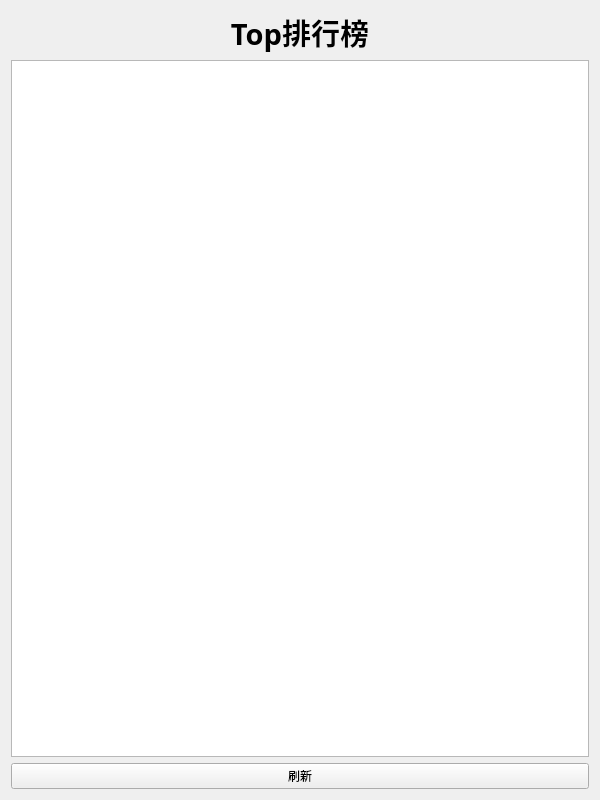
17636191639/SneakerClient, file subui/home.ui: the form before one commit.
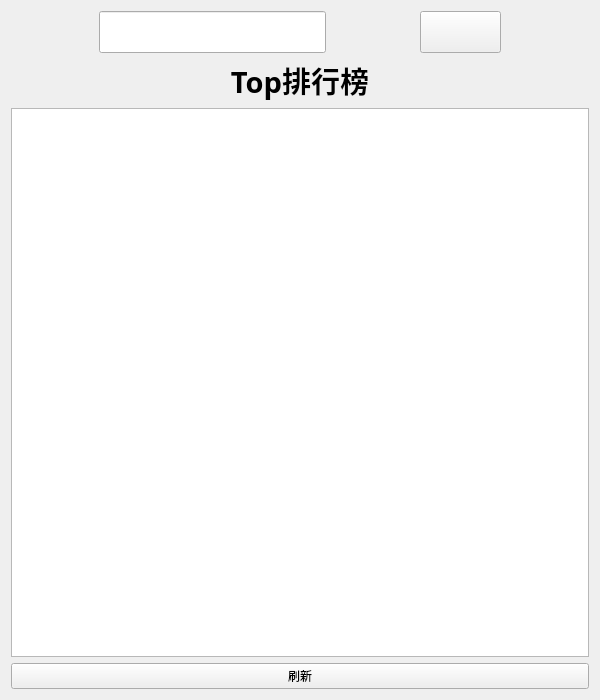
The form after the commit. Icons and pictures are not drawn.

Commit message: 解决网络的粘包问题 图片刷新完成

```diff
--- a/subui/home.ui
+++ b/subui/home.ui
@@ -7,7 +7,7 @@
     <x>0</x>
     <y>0</y>
     <width>600</width>
-    <height>800</height>
+    <height>700</height>
    </rect>
   </property>
   <property name="windowTitle">
@@ -16,7 +16,26 @@
   <layout class="QGridLayout" name="gridLayout_2">
    <item row="0" column="0">
     <layout class="QGridLayout" name="gridLayout">
-     <item row="0" column="0">
+     <item row="0" column="1" rowspan="2">
+      <widget class="QLineEdit" name="lineEdit">
+       <property name="sizePolicy">
+        <sizepolicy hsizetype="Preferred" vsizetype="Fixed">
+         <horstretch>0</horstretch>
+         <verstretch>0</verstretch>
+        </sizepolicy>
+       </property>
+       <property name="font">
+        <font>
+         <family>3ds</family>
+         <pointsize>18</pointsize>
+        </font>
+       </property>
+       <property name="styleSheet">
+        <string notr="true"/>
+       </property>
+      </widget>
+     </item>
+     <item row="2" column="0" colspan="5">
       <widget class="QLabel" name="label">
        <property name="font">
         <font>
@@ -34,14 +53,7 @@
        </property>
       </widget>
      </item>
-     <item row="2" column="0">
-      <widget class="QPushButton" name="pb_refresh">
-       <property name="text">
-        <string>刷新</string>
-       </property>
-      </widget>
-     </item>
-     <item row="1" column="0">
+     <item row="3" column="0" colspan="5">
       <widget class="QTableWidget" name="tableWidget">
        <property name="rowCount">
         <number>0</number>
@@ -58,6 +70,9 @@
        <attribute name="horizontalHeaderMinimumSectionSize">
         <number>33</number>
        </attribute>
+       <attribute name="verticalHeaderVisible">
+        <bool>false</bool>
+       </attribute>
        <attribute name="verticalHeaderDefaultSectionSize">
         <number>400</number>
        </attribute>
@@ -69,6 +84,90 @@
        </attribute>
       </widget>
      </item>
+     <item row="4" column="0" colspan="5">
+      <widget class="QPushButton" name="pb_refresh">
+       <property name="text">
+        <string>刷新</string>
+       </property>
+      </widget>
+     </item>
+     <item row="0" column="0" rowspan="2">
+      <widget class="QLabel" name="label_2">
+       <property name="sizePolicy">
+        <sizepolicy hsizetype="Preferred" vsizetype="Preferred">
+         <horstretch>0</horstretch>
+         <verstretch>0</verstretch>
+        </sizepolicy>
+       </property>
+       <property name="font">
+        <font>
+         <family>3ds</family>
+         <pointsize>18</pointsize>
+        </font>
+       </property>
+       <property name="styleSheet">
+        <string notr="true">image: url(:/icons/rocket.png);</string>
+       </property>
+       <property name="text">
+        <string/>
+       </property>
+      </widget>
+     </item>
+     <item row="0" column="3" rowspan="2">
+      <widget class="QPushButton" name="pushButton">
+       <property name="sizePolicy">
+        <sizepolicy hsizetype="Preferred" vsizetype="Preferred">
+         <horstretch>0</horstretch>
+         <verstretch>0</verstretch>
+        </sizepolicy>
+       </property>
+       <property name="styleSheet">
+        <string notr="true">border-image: url(:/icons/搜索.png);
+border-color: rgb(0, 0, 0);</string>
+       </property>
+       <property name="text">
+        <string/>
+       </property>
+       <property name="iconSize">
+        <size>
+         <width>30</width>
+         <height>30</height>
+        </size>
+       </property>
+      </widget>
+     </item>
+     <item row="0" column="2" rowspan="2">
+      <spacer name="horizontalSpacer">
+       <property name="orientation">
+        <enum>Qt::Horizontal</enum>
+       </property>
+       <property name="sizeType">
+        <enum>QSizePolicy::Fixed</enum>
+       </property>
+       <property name="sizeHint" stdset="0">
+        <size>
+         <width>40</width>
+         <height>20</height>
+        </size>
+       </property>
+      </spacer>
+     </item>
+     <item row="0" column="4" rowspan="2">
+      <spacer name="verticalSpacer">
+       <property name="orientation">
+        <enum>Qt::Vertical</enum>
+       </property>
+       <property name="sizeType">
+        <enum>QSizePolicy::Fixed</enum>
+       </property>
+       <property name="sizeHint" stdset="0">
+        <size>
+         <width>20</width>
+         <height>40</height>
+        </size>
+       </property>
+      </spacer>
+     </item>
     </layout>
    </item>
   </layout>
```
The commit also changes 11 other files.
